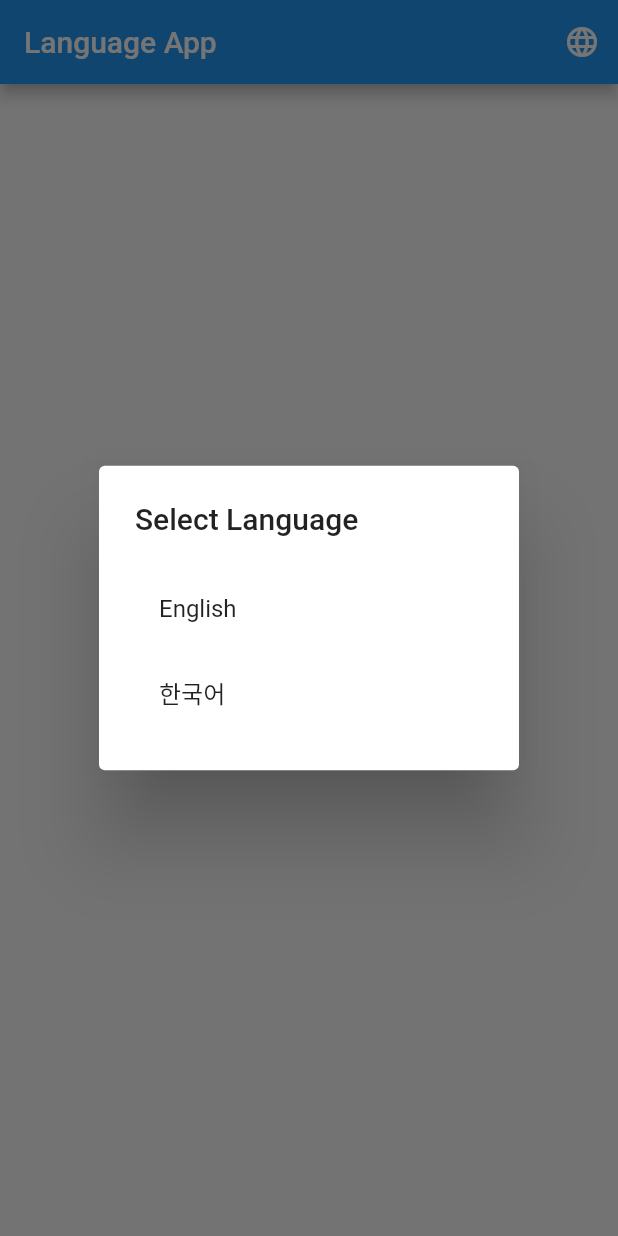
After one commit to HyunSeungBeom/Flutter-getX, a Flutter app: the HomeScreen screen opened directly, after a tap on the "language" icon, on a phone screen of 412 x 824 dp. The commit adds this screen. Run offline on Flutter 3.47's test engine with Material 2 defaults, Android fonts, the phone set to English and light mode, and no system bars; our stand-ins replace get.

Commit message:
getX를 이용한 다국어 지원 앱 탄생

```diff
--- a/lib/todo.dart
+++ b/lib/todo.dart
@@ -6,8 +6,8 @@ void main() {
 }
 
 class Task {
-  final String title;
-  late final bool isDone;
+  String title;
+  bool isDone;
 
   Task(this.title, this.isDone);
 }
--- /dev/null
+++ b/lib/translation.dart
@@ -0,0 +1,124 @@
+import 'package:flutter/material.dart';
+import 'package:get/get.dart';
+
+void main() {
+  runApp(MyApp());
+}
+
+class TranslationController extends GetxController {
+  var locale = const Locale('en', 'US').obs;
+
+  void changeLocale(String languageCode) {
+    final newLocale = Locale(languageCode);
+    locale.value = newLocale;
+  }
+
+  String getTranslation(String key) {
+    final translations = {
+      'hello': {'en': 'Hello', 'ko': '안녕하세요'},
+      'welcome': {'en': 'Welcome to the app!', 'ko': '앱에 오신 것을 환영합니다!'},
+    };
+
+    final currentTranslation = translations[key];
+    if (currentTranslation != null) {
+      final translation = currentTranslation[locale.value.languageCode];
+      return translation ?? key;
+    }
+
+    return key;
+  }
+}
+
+class MyApp extends StatelessWidget {
+  final translationController = Get.put(TranslationController());
+
+  @override
+  Widget build(BuildContext context) {
+    return GetMaterialApp(
+      title: 'Language App',
+      translations: MyTranslations(),
+      locale: translationController.locale.value,
+      fallbackLocale: const Locale('en', 'US'),
+      home: HomeScreen(),
+    );
+  }
+}
+
+class MyTranslations extends Translations {
+  @override
+  Map<String, Map<String, String>> get keys => {
+        'en_US': {
+          'hello': 'Hello',
+          'welcome': 'Welcome to the app!',
+        },
+        'ko_KR': {
+          'hello': '안녕하세요',
+          'welcome': '앱에 오신 것을 환영합니다!',
+        },
+      };
+}
+
+class HomeScreen extends StatelessWidget {
+  final translationController = Get.find<TranslationController>();
+
+  HomeScreen({super.key});
+
+  @override
+  Widget build(BuildContext context) {
+    return Scaffold(
+      appBar: AppBar(
+        title: const Text('Language App'),
+        actions: [
+          IconButton(
+            icon: const Icon(Icons.language),
+            onPressed: () => _showLanguageDialog(context),
+          ),
+        ],
+      ),
+      body: Center(
+        child: Column(
+          mainAxisAlignment: MainAxisAlignment.center,
+          children: [
+            Obx(() => Text(
+                  translationController.getTranslation('hello'),
+                  style: const TextStyle(fontSize: 24),
+                )),
+            const SizedBox(height: 20),
+            Obx(() => Text(
+                  translationController.getTranslation('welcome'),
+                  style: const TextStyle(fontSize: 18),
+                )),
+          ],
+        ),
+      ),
+    );
+  }
+
+  void _showLanguageDialog(BuildContext context) {
+    showDialog(
+      context: context,
+      builder: (_) => AlertDialog(
+        title: const Text('Select Language'),
+        content: Column(
+          mainAxisSize: MainAxisSize.min,
+          children: [
+            ListTile(
+              title: const Text('English'),
+              onTap: () {
+                translationController.changeLocale('en');
+                Get.back();
+              },
+            ),
+            ListTile(
+              title: const Text('한국어'),
+              onTap: () {
+                translationController.changeLocale('ko');
+                Get.back();
+              },
+            ),
+          ],
+        ),
+      ),
+    );
+  }
+}
```
Also changed, not shown: 19 other files.
